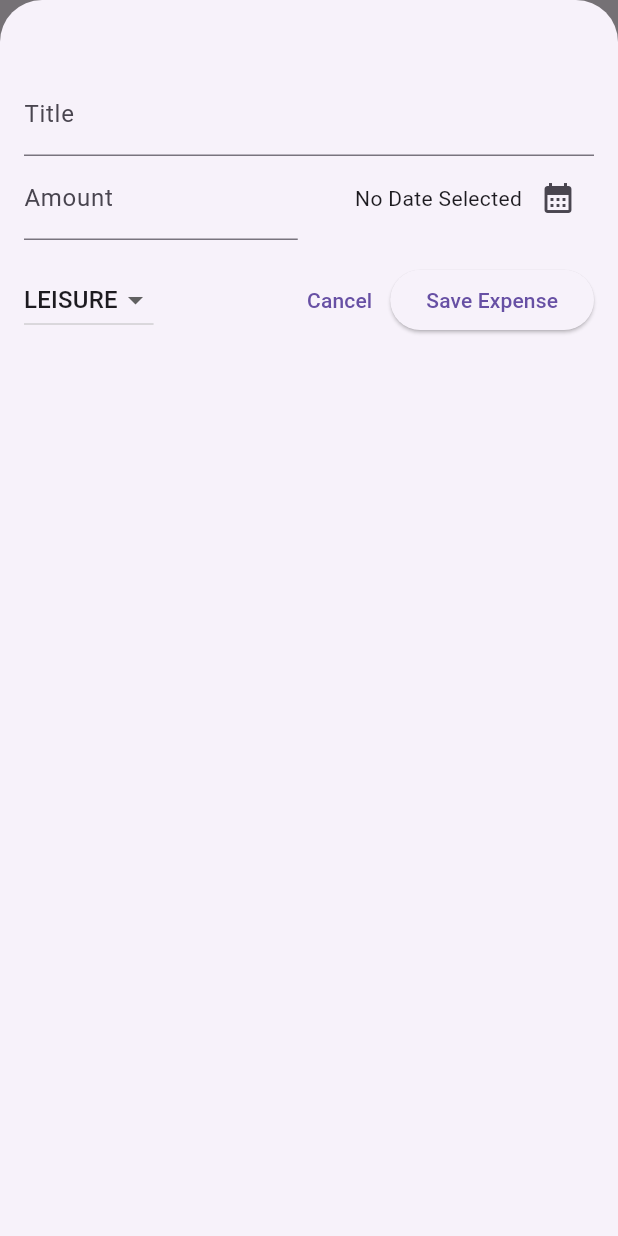
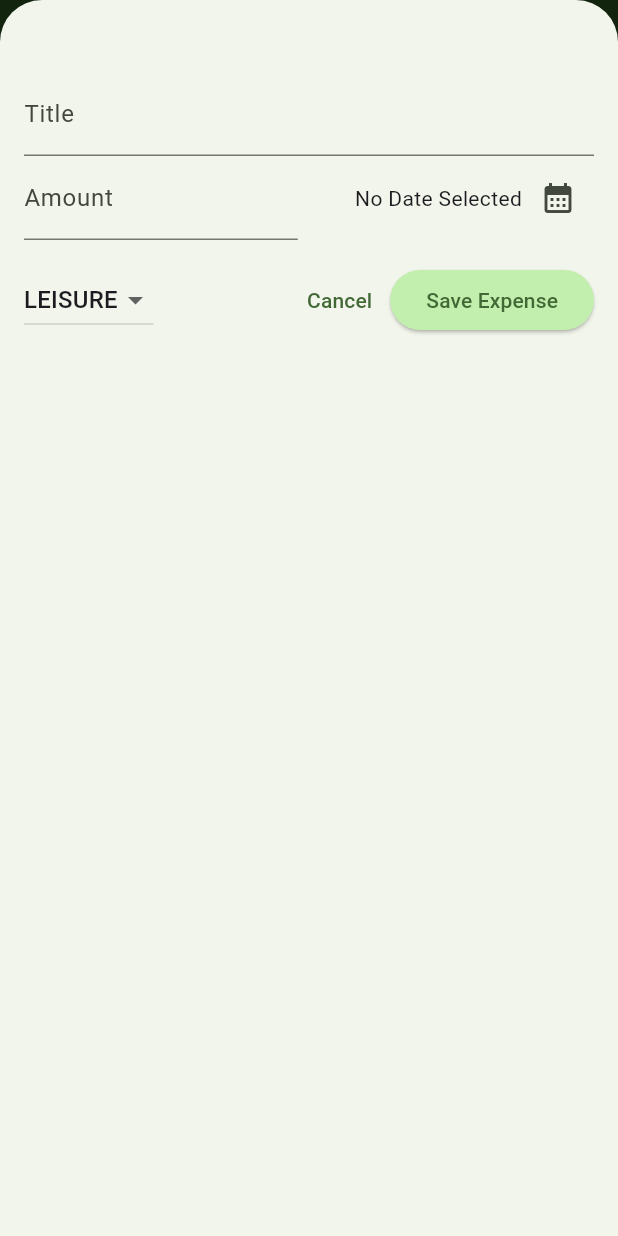
Before and after one commit to verdetea22/expense-tracker, a Flutter app: the screen it shows after launch, after a tap on the "add" icon, on a phone screen of 412 x 824 dp. Run offline on Flutter 3.47's test engine with Material 3 defaults, Android fonts, the phone set to English and light mode, and no system bars.

Commit message:
theme styling in main

```diff
--- a/lib/main.dart
+++ b/lib/main.dart
@@ -2,9 +2,37 @@ import 'package:flutter/material.dart';
 
 import 'package:expense_tracker/widgets/expenses.dart';
 
+var kColorScheme = ColorScheme.fromSeed(seedColor: Color.fromARGB(255, 87, 143, 70));
+
 void main() {
   runApp(
     MaterialApp(
+      theme: ThemeData().copyWith(
+        colorScheme:  kColorScheme,
+        appBarTheme: AppBarTheme().copyWith(
+          backgroundColor: kColorScheme.onPrimaryContainer,
+          foregroundColor: kColorScheme.primaryContainer,
+        ),
+        cardTheme: CardTheme().copyWith(
+          color: kColorScheme.secondaryContainer,
+          margin: EdgeInsets.symmetric(
+            horizontal: 16,
+            vertical: 8
+          ),
+        ),
+        elevatedButtonTheme: ElevatedButtonThemeData(
+          style: ElevatedButton.styleFrom(
+            backgroundColor: kColorScheme.primaryContainer,
+          ),
+        ),
+        textTheme: ThemeData().textTheme.copyWith(
+          titleLarge: TextStyle(
+            fontWeight: FontWeight.normal,
+            color: kColorScheme.onSecondaryContainer,
+            fontSize: 14,
+          ),
+        )
+      ),
       home: const Expenses(),
     ),
   );
--- a/lib/widgets/expenses.dart
+++ b/lib/widgets/expenses.dart
@@ -95,7 +95,7 @@ class _ExpensesState extends State<Expenses>{
       body: Column(// col within a col, need to define dim
         // Toolbar with the add button => Row()
         children: [
-          const Text('the chart'),
+
           Expanded(
             child: mainContent
           )
```
